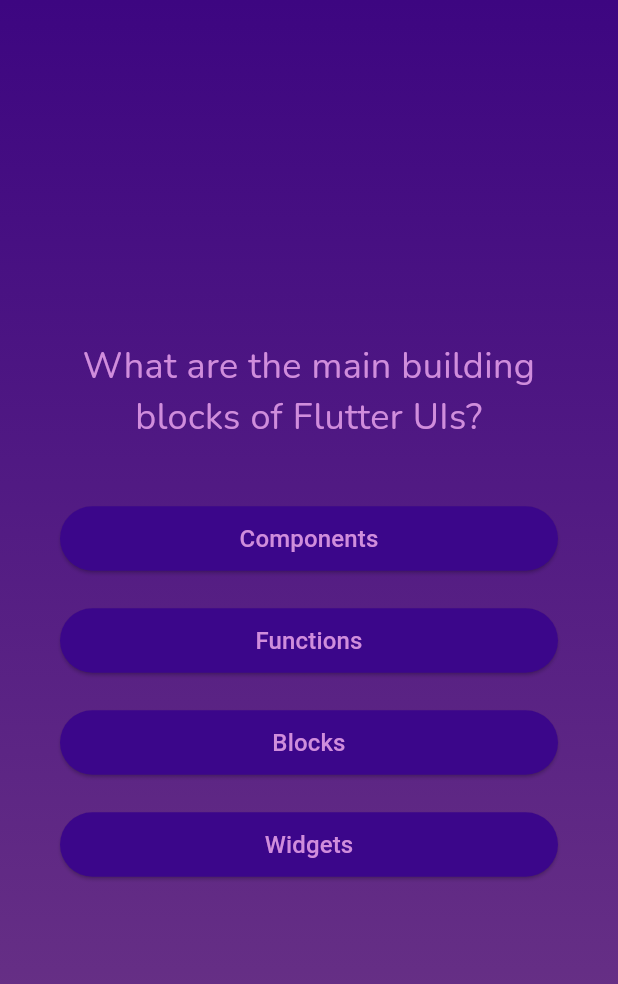
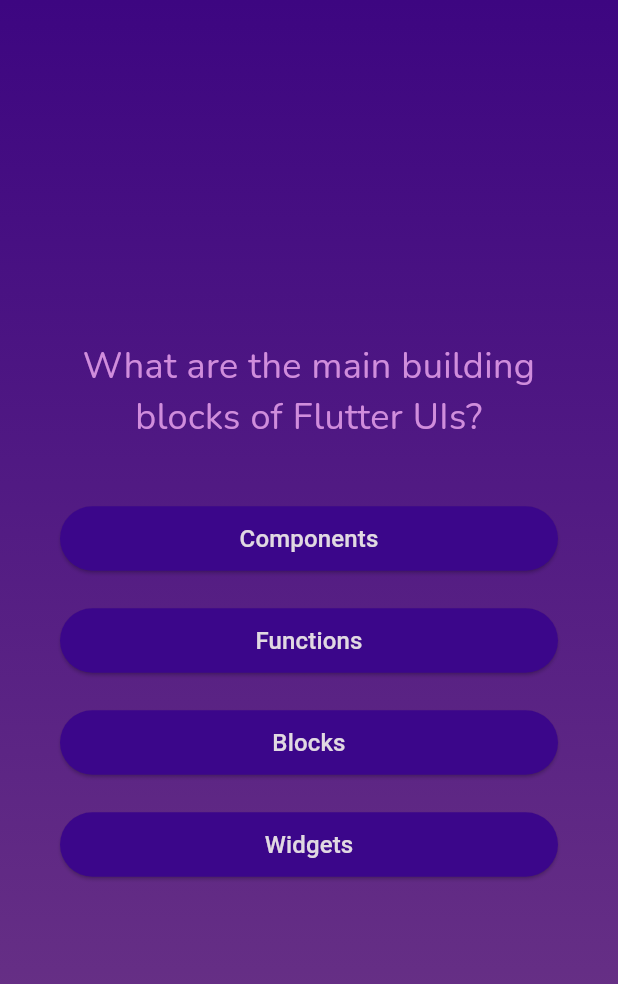
Before and after one commit to Asad-Yaqob/Quiz-App, a Flutter app: the screen it shows after launch, after a tap on "Start Quiz", on a phone screen of 412 x 824 dp. Shown: the top 984 px of the screen. Run offline on Flutter 3.47's test engine with Material 3 defaults, Android fonts, the phone set to English and light mode, and no system bars; our stand-ins replace google_fonts.

```diff
--- a/lib/answer_button.dart
+++ b/lib/answer_button.dart
@@ -15,7 +15,7 @@ class AnswerButton extends StatelessWidget {
         style: ElevatedButton.styleFrom(
           padding: const EdgeInsets.symmetric(vertical: 10, horizontal: 40),
           backgroundColor: const Color.fromARGB(255, 59, 6, 138),
-          foregroundColor: const Color.fromARGB(255, 208, 141, 220),
+          foregroundColor: const Color.fromARGB(255, 225, 217, 226),
         ),
         child: Text(
           answer,
--- a/lib/start_screen.dart
+++ b/lib/start_screen.dart
@@ -1,5 +1,4 @@
 import 'package:flutter/material.dart';
-import 'package:flutter/widgets.dart';
 import 'package:google_fonts/google_fonts.dart';
 
 class StartScreen extends StatelessWidget {
--- a/lib/summry_data.dart
+++ b/lib/summry_data.dart
@@ -23,7 +23,7 @@ class SummaryData extends StatelessWidget {
                     height: 40,
                     decoration: BoxDecoration(
                       borderRadius: BorderRadius.circular(50),
-                      color: (data['question_index'] as int) % 2 == 0
+                      color: data['user_answer'] == data['correct_answer']
                           ? Colors.blue
                           : Colors.purple,
                     ),
```
Also changed, not shown: 1 other file.
